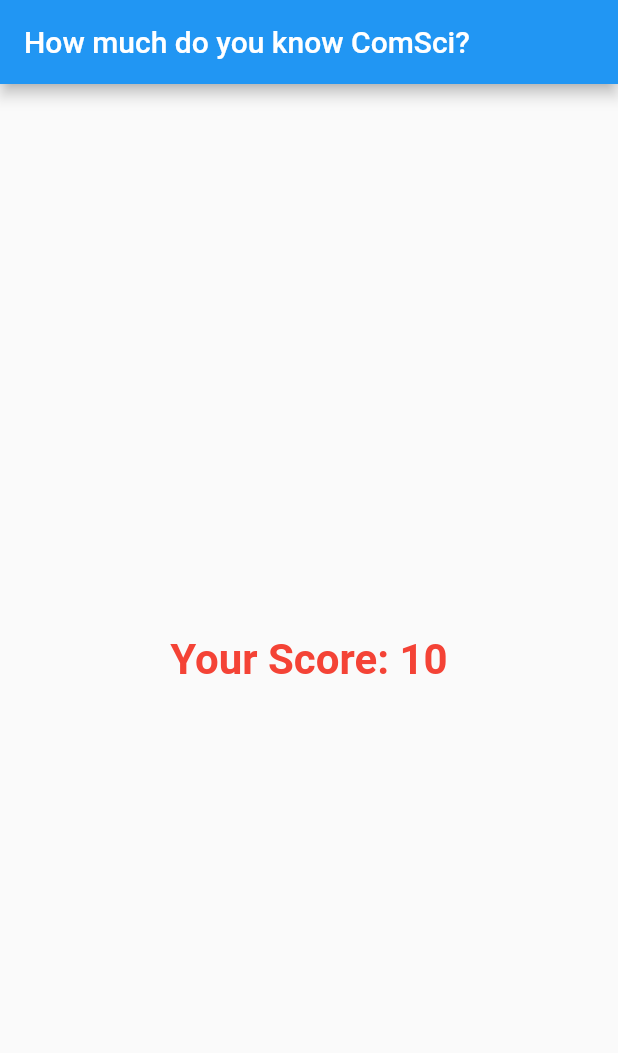
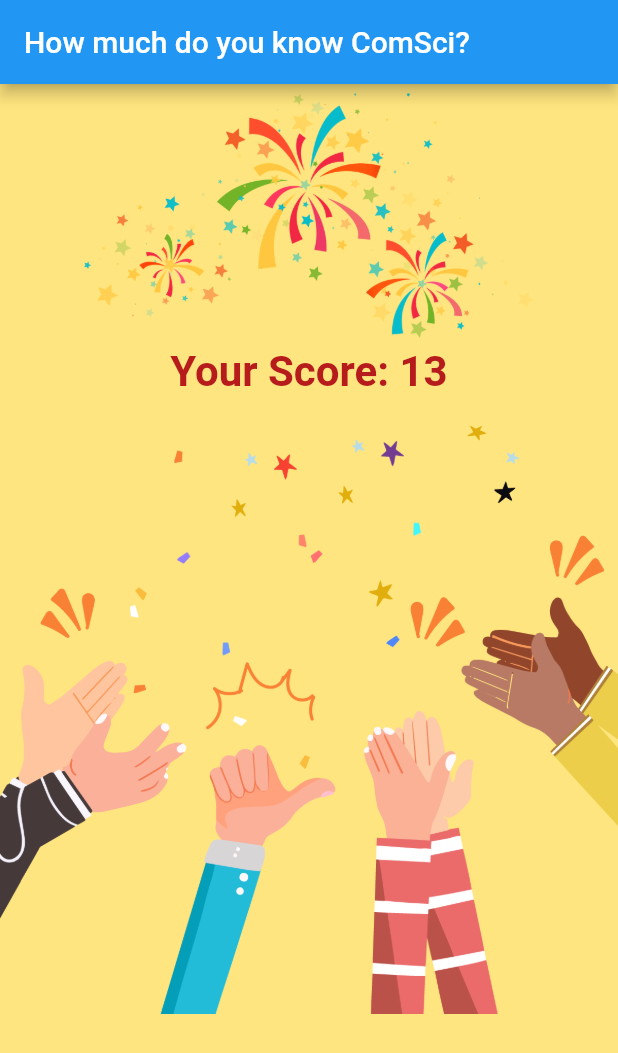
Before and after one commit to DuangruthaiAnuto/Flutter_lab04, a Flutter app: the screen it shows after launch, after a tap on "วิทยาการคอมพิวเตอร์", after a tap on "C++", after a tap on "โครงสร้างข้อมูล", on a phone screen of 412 x 824 dp. Shown: the top 1053 px of the screen. Run offline on Flutter 3.47's test engine with Material 2 defaults, Android fonts, the phone set to English and light mode, and no system bars.

Commit message:
แยกหน้าคะแนน

```diff
--- a/lib/main.dart
+++ b/lib/main.dart
@@ -1,13 +1,13 @@
 import 'package:flutter/material.dart';
 import 'package:flutter_04/csquiz.dart';
 import 'csquiz.dart';
+import 'report.dart';
 
 void main() {
   runApp(MyApp());
 }
 
 class MyApp extends StatelessWidget {
-  // This widget is the root of your application.
   @override
   Widget build(BuildContext context) {
     return MaterialApp(
@@ -35,12 +35,12 @@ class _ComSciQuizState extends State<ComSciQuiz> {
     {
       'questionText': "สาขาที่นักศึกษาชอบเรียน?",
       'choices': ["วิทยาการคอมพิวเตอร์", "Computer Science", "ComSci", "Cs"],
-      'scores': [5, 5, 3, 2]
+      'scores': [5, 4, 3, 2]
     },
     {
       'questionText': "ภาษาโปรแกรมที่นักศึกษาชอบ?",
       'choices': ["HTML", "C++", "SQL", "Java"],
-      'scores': [1, 2, 3, 5]
+      'scores': [1, 5, 3, 4]
     },
     {
       'questionText': "วิชาที่คิดว่ายากที่สุด?",
@@ -69,17 +69,9 @@ class _ComSciQuizState extends State<ComSciQuiz> {
         title: Text(widget.title),
       ),
       body: Center(
-        child: (questionIndex < _questions.length)
-            ? CsQuiz(_questions, questionIndex, _answerQuestion)
-            : Text(
-                "Your Score: $totalScore",
-                style: TextStyle(
-                  fontSize: 28,
-                  fontWeight: FontWeight.bold,
-                  color: Colors.red,
-                ),
-              ),
-      ),
+          child: (questionIndex < _questions.length)
+              ? CsQuiz(_questions, questionIndex, _answerQuestion)
+              : Report(totalScore)),
     );
   }
 }
--- /dev/null
+++ b/lib/report.dart
@@ -0,0 +1,39 @@
+import 'package:flutter/material.dart';
+
+class Report extends StatelessWidget {
+  final int totalScore;
+
+  Report(this.totalScore);
+
+  @override
+  Widget build(BuildContext context) {
+    return MaterialApp(
+      home: Scaffold(
+        backgroundColor: Colors.amberAccent[100],
+        body: SafeArea(
+          child: Column(
+            children: [
+              Image.asset(
+                'images/2.png',
+                height: 175,
+                width: 300,
+              ),
+              Text(
+                "Your Score: $totalScore",
+                style: TextStyle(
+                  fontSize: 28,
+                  fontWeight: FontWeight.bold,
+                  color: Colors.red[900],
+                ),
+              ),
+              Image.asset(
+                'images/1.png',
+                fit: BoxFit.fill,
+              ),
+            ],
+          ),
+        ),
+      ),
+    );
+  }
+}
--- a/pubspec.yaml
+++ b/pubspec.yaml
@@ -47,9 +47,9 @@ flutter:
   uses-material-design: true
 
   # To add assets to your application, add an assets section, like this:
-  # assets:
-  #   - images/a_dot_burr.jpeg
-  #   - images/a_dot_ham.jpeg
+  assets:
+    - images/1.png
+    - images/2.png
 
   # An image asset can refer to one or more resolution-specific "variants", see
   # https://flutter.dev/assets-and-images/#resolution-aware.
```
Also changed, not shown: images/1.png (added), images/2.png (added).
